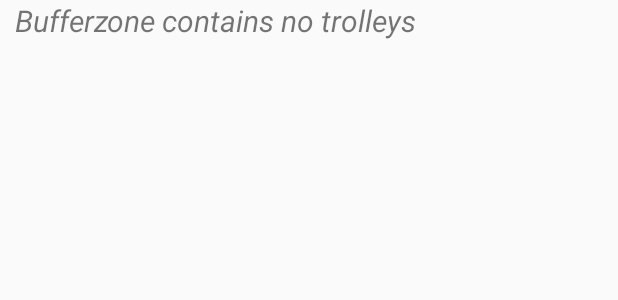
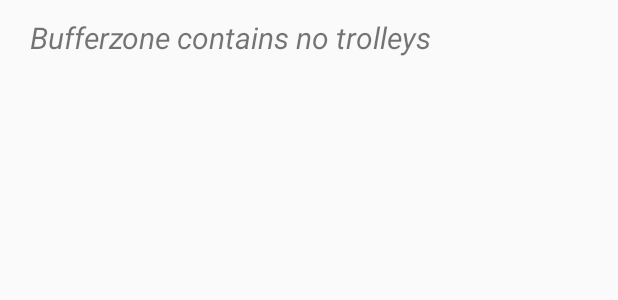
Before and after one commit to rikkepilgaard/SterilflowApp, an Android app: the layout empty_bufferzone.xml on its own in the app's theme, with its tools: preview values and no code run, on a phone screen of 412 x 824 dp. Shown: the top 300 px of the screen. Run offline under Robolectric (Android 15) with nearby library versions, the phone set to English and light mode, and no system bars.

Commit message:
Time warning fixed (no warning for sterile bufferzones)

```diff
--- a/app/src/main/java/com/example/sterilflowapp/ConstantValues.java
+++ b/app/src/main/java/com/example/sterilflowapp/ConstantValues.java
@@ -27,4 +27,6 @@ public class ConstantValues {
             Manifest.permission.ACCESS_NETWORK_STATE
     };
 
+    public static final String LIST_VIEW_INSTANCE_STATE_KEY = "listview_save_state";
+
 }
--- a/app/src/main/res/layout/child_header_layout.xml
+++ b/app/src/main/res/layout/child_header_layout.xml
@@ -3,7 +3,8 @@
     android:layout_width="match_parent"
     android:layout_height="wrap_content"
     android:orientation="horizontal"
-    android:paddingRight="25dp"
+    android:paddingRight="30dp"
+    android:paddingEnd="30dp"
     android:paddingTop="10dp"
     android:paddingBottom="2dp"
     android:weightSum="100"
--- a/app/src/main/res/layout/empty_bufferzone.xml
+++ b/app/src/main/res/layout/empty_bufferzone.xml
@@ -1,15 +1,16 @@
 <?xml version="1.0" encoding="utf-8"?>
 <LinearLayout xmlns:android="http://schemas.android.com/apk/res/android"
     android:layout_width="match_parent"
-    android:layout_height="match_parent">
+    android:layout_height="wrap_content">
 
     <TextView
         android:layout_width="match_parent"
-        android:layout_height="40dp"
+        android:layout_height="50dp"
+        android:gravity="center_vertical"
         android:text="@string/empty_buffer"
         android:textSize="20sp"
         android:textStyle="italic"
-        android:paddingStart="10dp"
-        android:paddingLeft="10dp" />
+        android:paddingStart="20dp"
+        android:paddingLeft="20dp" />
 
 </LinearLayout>
--- a/app/src/main/res/layout/fragment_fragment_one.xml
+++ b/app/src/main/res/layout/fragment_fragment_one.xml
@@ -15,7 +15,7 @@
         android:childDivider="@color/colorPrimary"
         android:transcriptMode="disabled"
         android:fadeScrollbars="false"
-        android:scrollbarSize="12dp"
+        android:scrollbarSize="9dp"
          />
 
     <!-- layout_direction="rtl" kan sætte pilen i højre side-->
```
Also changed, not shown: app/src/main/java/com/example/sterilflowapp/presenter/FragmentOne.java (+4 -14 lines), app/src/main/java/com/example/sterilflowapp/presenter/TimeService.java (+13 -11 lines), app/src/main/res/layout/list_item.xml (+4 -4 lines).
